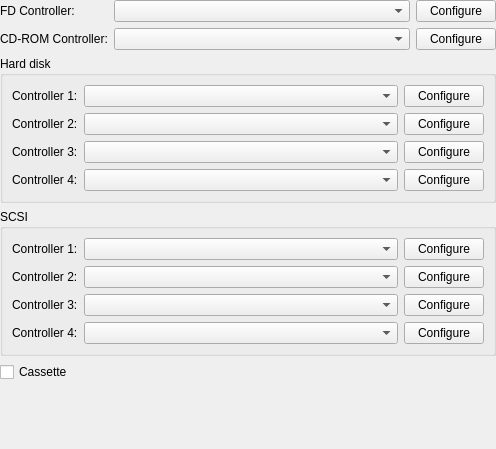
This is src/qt/qt_settingsstoragecontrollers.ui in 86Box/86Box as Qt 5 draws it before an edit. The edited form follows.
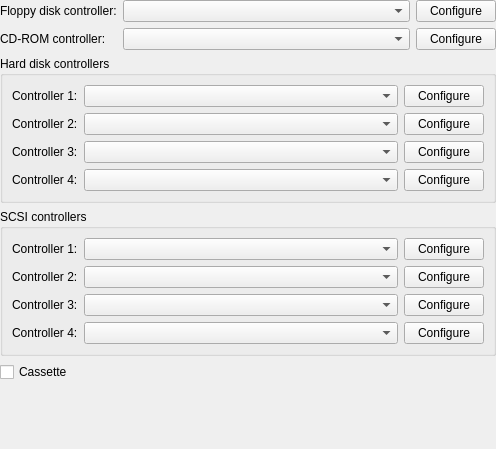
This is the edited form.

```diff
--- a/src/qt/qt_settingsstoragecontrollers.ui
+++ b/src/qt/qt_settingsstoragecontrollers.ui
@@ -31,7 +31,7 @@
      <item row="0" column="0">
       <widget class="QLabel" name="labelFD">
        <property name="text">
-        <string>FD Controller:</string>
+        <string>Floppy disk controller:</string>
        </property>
       </widget>
      </item>
@@ -58,7 +58,7 @@
      <item row="1" column="0">
       <widget class="QLabel" name="labelCDInterface">
        <property name="text">
-        <string>CD-ROM Controller:</string>
+        <string>CD-ROM controller:</string>
        </property>
       </widget>
      </item>
@@ -87,7 +87,7 @@
    <item>
     <widget class="QGroupBox" name="groupBoxHD">
      <property name="title">
-      <string>Hard disk</string>
+      <string>Hard disk controllers</string>
      </property>
      <layout class="QGridLayout" name="gridLayoutHD">
       <item row="0" column="0">
@@ -204,7 +204,7 @@
    <item>
     <widget class="QGroupBox" name="groupBoxSCSI">
      <property name="title">
-      <string>SCSI</string>
+      <string>SCSI controllers</string>
      </property>
      <layout class="QGridLayout" name="gridLayoutSCSI">
       <item row="0" column="0">
```
